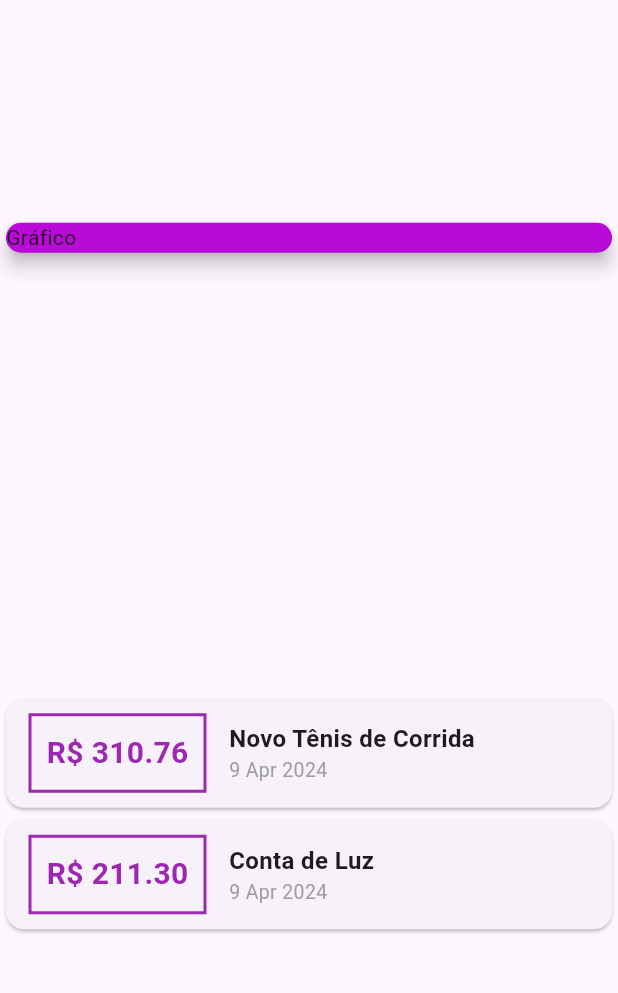
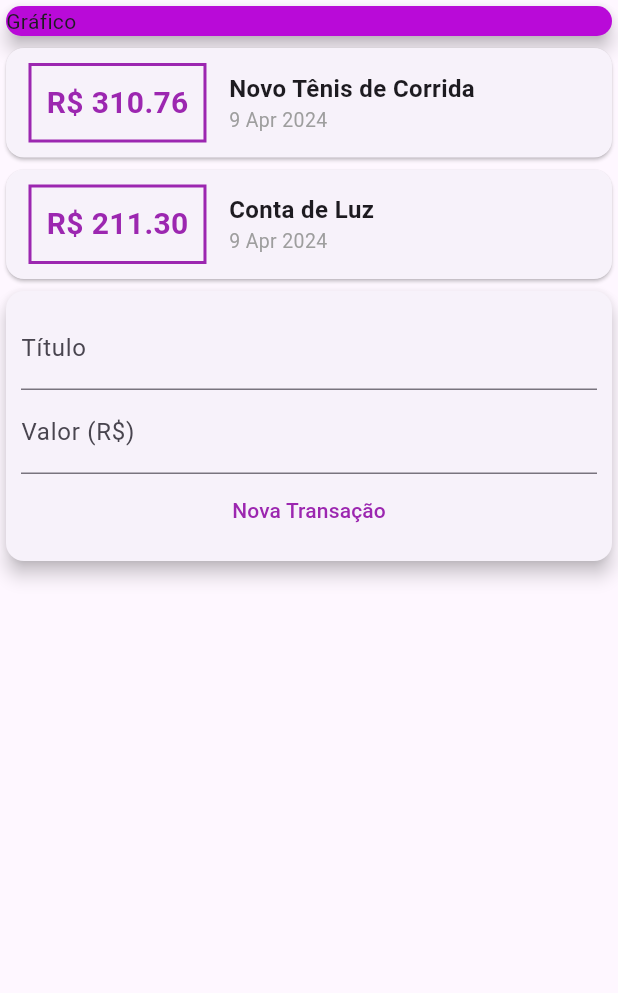
Before and after one commit to ElderGiovani/despesas_pessoais, a Flutter app: the screen it shows after launch, on a phone screen of 412 x 824 dp, the part 84-1077 px from its top. Run offline on Flutter 3.47's test engine with Material 3 defaults, Android fonts, the phone set to English and light mode, and no system bars.

Commit message:
atualização

```diff
--- a/lib/main.dart
+++ b/lib/main.dart
@@ -43,9 +43,8 @@ class MyHomePage extends StatelessWidget {
         title: const Text('Despesas pessoais'),
       ),
       body: Column(
-        mainAxisAlignment:
-            MainAxisAlignment.spaceAround, //spaceAround:deixa espaço ao redor//
-        //eixo principal"vertical"
+        // mainAxisAlignment: MainAxisAlignment.spaceAround,
+        //spaceAround:deixa espaço ao redoreixo principal"vertical"
         crossAxisAlignment: CrossAxisAlignment.stretch, // stretch:estica
         //eixo secundario "horizontal"
         children: <Widget>[
@@ -106,9 +105,45 @@ class MyHomePage extends StatelessWidget {
                 ),
               );
             }).toList(),
+          ),
+          const Card(
+            elevation: 5,
+            child: Padding(
+              padding: EdgeInsets.all(10.0),
+              child: Column(
+                children: [
+                  TextField(
+                    decoration: InputDecoration(
+                      labelText: 'Título',
+                    ),
+                  ),
+                  TextField(
+                    decoration: InputDecoration(
+                      labelText: 'Valor (R\$)',
+                    ),
+                  ),
+                  Row(
+                    mainAxisAlignment: MainAxisAlignment.center,
+                    children: [
+                      TextButton(
+                        onPressed: () {},
+                        child: Text(
+                          'Nova Transação',
+                          style: TextStyle(
+                            color: Colors.purple,
+                          ),
+                        ),
+                      ),
+                    ],
+                  )
+                ],
+              ),
+            ),
           )
         ],
       ),
     );
   }
+
+  void newMethod() {}
 }
```
